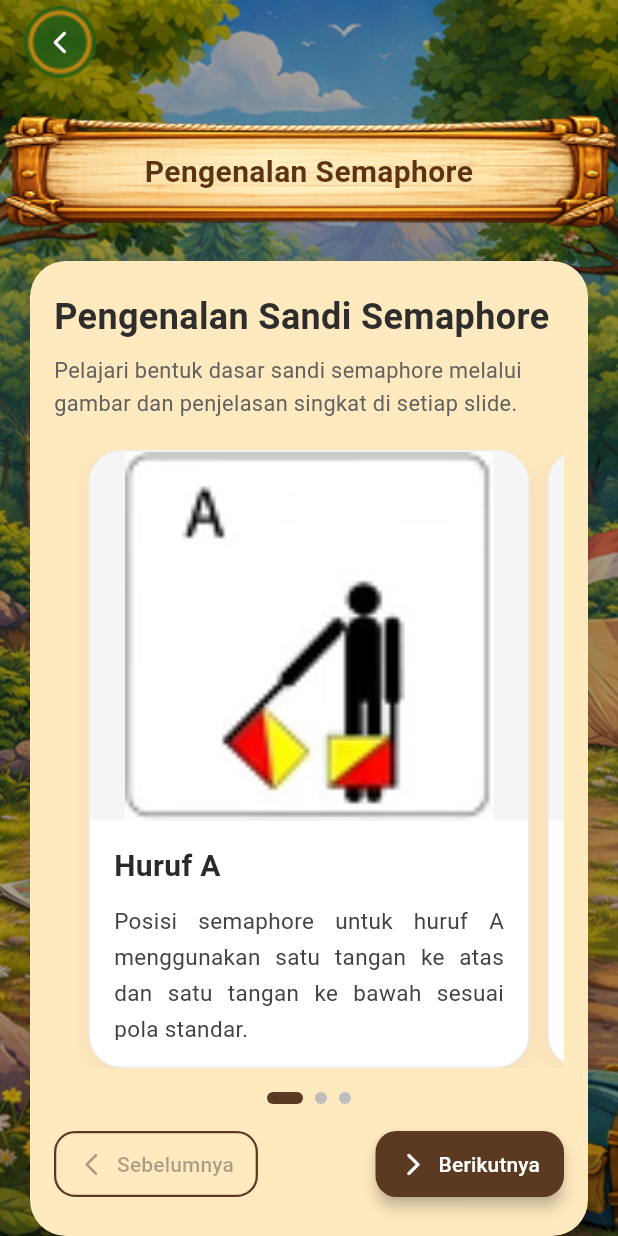
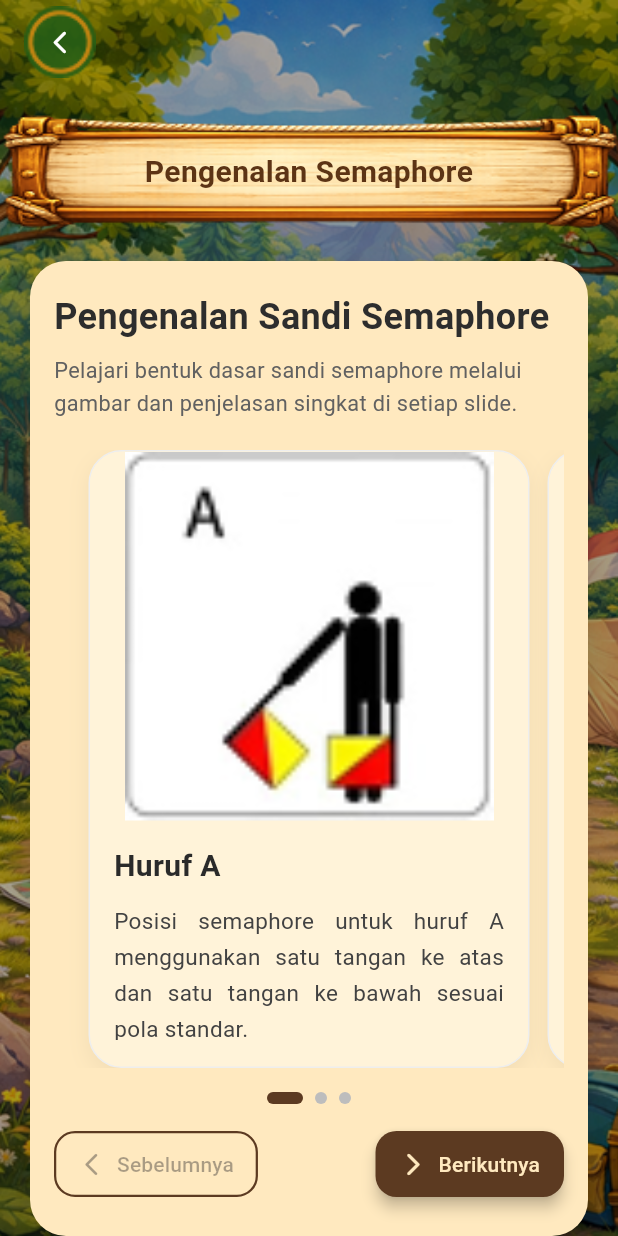
Before and after one commit to nabilhudarizalulhaq/smaphore_quiz, a Flutter app: the HomePage screen opened by its route, after a tap on "Pengenalan Sandi", on a phone screen of 412 x 824 dp. Run offline on Flutter 3.47's test engine with Material 3 defaults, Android fonts, the phone set to English and light mode, and no system bars; our stand-ins replace camera, just_audio; missing offline and left inert: google_mlkit_pose_detection.

Commit message:
change collor

```diff
--- a/lib/presentation/home/home.dart
+++ b/lib/presentation/home/home.dart
@@ -100,7 +100,7 @@ class _HomePageState extends State<HomePage> {
                   const SizedBox(height: 16),
 
                   const MenuImageButton(
-                    title: 'Start Quiz',
+                    title: 'Mulai Petualangan',
                     icon: Icons.play_arrow,
                     routeName: '/level',
                   ),
--- a/lib/presentation/introduction/page/introductionCodePage.dart
+++ b/lib/presentation/introduction/page/introductionCodePage.dart
@@ -1,3 +1,4 @@
+// ignore: file_names
 import 'package:flutter/material.dart';
 import 'package:semaphore_quiz/presentation/home/widget/ic_menu.dart';
 import 'package:semaphore_quiz/presentation/introduction/data/semaphore_intro.dart';
@@ -32,6 +33,7 @@ class _IntroductionCodePageState extends State<IntroductionCodePage> {
         children: [
           Positioned.fill(child: Image.asset(_bgImage, fit: BoxFit.cover)),
           Positioned.fill(
+            // ignore: deprecated_member_use
             child: Container(color: Colors.black.withOpacity(0.35)),
           ),
           SafeArea(
@@ -52,6 +54,7 @@ class _IntroductionCodePageState extends State<IntroductionCodePage> {
                       borderRadius: const BorderRadius.all(Radius.circular(24)),
                       boxShadow: [
                         BoxShadow(
+                          // ignore: deprecated_member_use
                           color: Colors.black.withOpacity(0.12),
                           blurRadius: 14,
                           offset: const Offset(0, 6),
@@ -190,7 +193,7 @@ class _IntroductionCodePageState extends State<IntroductionCodePage> {
                               label: const Text('Berikutnya'),
                               style: ElevatedButton.styleFrom(
                                 backgroundColor: const Color(0xFF5C3A21),
-                                foregroundColor: Colors.white,
+                                foregroundColor: const Color(0xFFFFE9BF),
                                 shape: RoundedRectangleBorder(
                                   borderRadius: BorderRadius.circular(14),
                                 ),
@@ -225,11 +228,12 @@ class _SemaphoreSliderCard extends StatelessWidget {
   Widget build(BuildContext context) {
     return Container(
       decoration: BoxDecoration(
-        color: Colors.white,
+        color: const Color(0xFFFFF3D9),
         borderRadius: BorderRadius.circular(22),
         border: Border.all(color: Colors.grey.shade200),
         boxShadow: [
           BoxShadow(
+            // ignore: deprecated_member_use
             color: Colors.black.withOpacity(0.05),
             blurRadius: 12,
             offset: const Offset(0, 5),
@@ -247,7 +251,7 @@ class _SemaphoreSliderCard extends StatelessWidget {
               ),
               child: Container(
                 width: double.infinity,
-                color: Colors.grey.shade100,
+                color: const Color(0xFFFFF3D9),
                 child: Image.asset(item.imagePath, fit: BoxFit.contain),
               ),
             ),
--- a/lib/presentation/onboarding/onboardingPage.dart
+++ b/lib/presentation/onboarding/onboardingPage.dart
@@ -40,7 +40,7 @@ class _OnboardingPageState extends State<OnboardingPage> {
                 ),
               ),
               child: const Text(
-                'Mulai',
+                'Selanjutnya',
                 style: TextStyle(
                   fontSize: 22,
                   fontWeight: FontWeight.bold,
```
